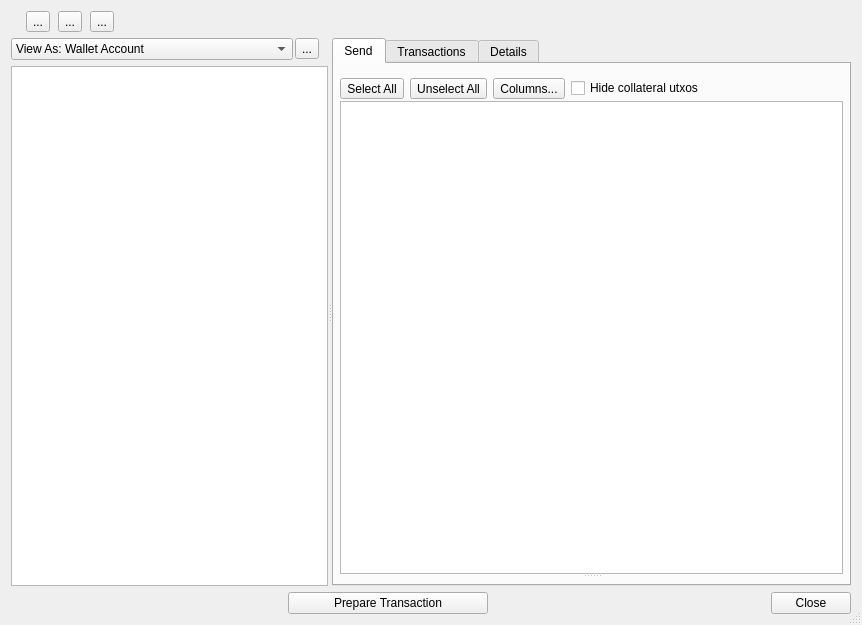
The window that src/ui/ui_wallet_dlg.ui (Bertrand256/dash-masternode-tool) describes before a commit, drawn with Qt 5.
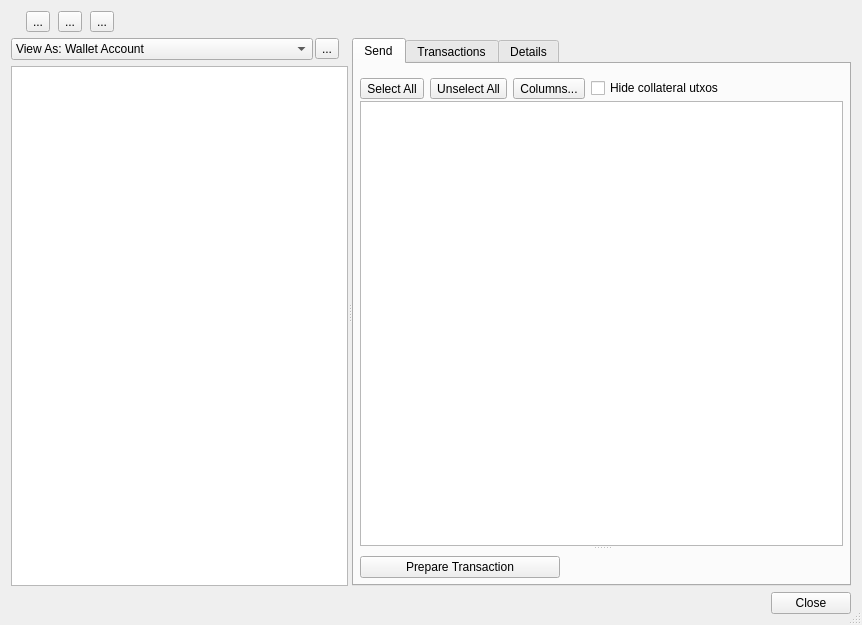
The same window after the commit.

Commit message: Improved mainnet-testnet tx cache separation. Changed the tx scanning feedback from the number of addresses scanned to the number of txes fetched. Restoring the wallet last account selected.

```diff
--- a/src/ui/ui_wallet_dlg.ui
+++ b/src/ui/ui_wallet_dlg.ui
@@ -511,6 +511,34 @@
                 </widget>
                </widget>
               </item>
+              <item>
+               <widget class="QPushButton" name="btnSend">
+                <property name="sizePolicy">
+                 <sizepolicy hsizetype="Minimum" vsizetype="Minimum">
+                  <horstretch>0</horstretch>
+                  <verstretch>0</verstretch>
+                 </sizepolicy>
+                </property>
+                <property name="minimumSize">
+                 <size>
+                  <width>200</width>
+                  <height>0</height>
+                 </size>
+                </property>
+                <property name="maximumSize">
+                 <size>
+                  <width>200</width>
+                  <height>16777215</height>
+                 </size>
+                </property>
+                <property name="text">
+                 <string>Prepare Transaction</string>
+                </property>
+                <property name="autoDefault">
+                 <bool>false</bool>
+                </property>
+               </widget>
+              </item>
              </layout>
             </widget>
             <widget class="QWidget" name="tabTransactions">
@@ -630,47 +658,6 @@
    </item>
    <item>
     <layout class="QHBoxLayout" name="horizontalLayout_3">
-     <item>
-      <spacer name="horizontalSpacer_2">
-       <property name="orientation">
-        <enum>Qt::Horizontal</enum>
-       </property>
-       <property name="sizeHint" stdset="0">
-        <size>
-         <width>40</width>
-         <height>20</height>
-        </size>
-       </property>
-      </spacer>
-     </item>
-     <item>
-      <widget class="QPushButton" name="btnSend">
-       <property name="sizePolicy">
-        <sizepolicy hsizetype="Minimum" vsizetype="Minimum">
-         <horstretch>0</horstretch>
-         <verstretch>0</verstretch>
-        </sizepolicy>
-       </property>
-       <property name="minimumSize">
-        <size>
-         <width>200</width>
-         <height>0</height>
-        </size>
-       </property>
-       <property name="maximumSize">
-        <size>
-         <width>200</width>
-         <height>16777215</height>
-        </size>
-       </property>
-       <property name="text">
-        <string>Prepare Transaction</string>
-       </property>
-       <property name="autoDefault">
-        <bool>false</bool>
-       </property>
-      </widget>
-     </item>
      <item>
       <spacer name="horizontalSpacer">
        <property name="orientation">
```
The commit also changes 12 other files.
